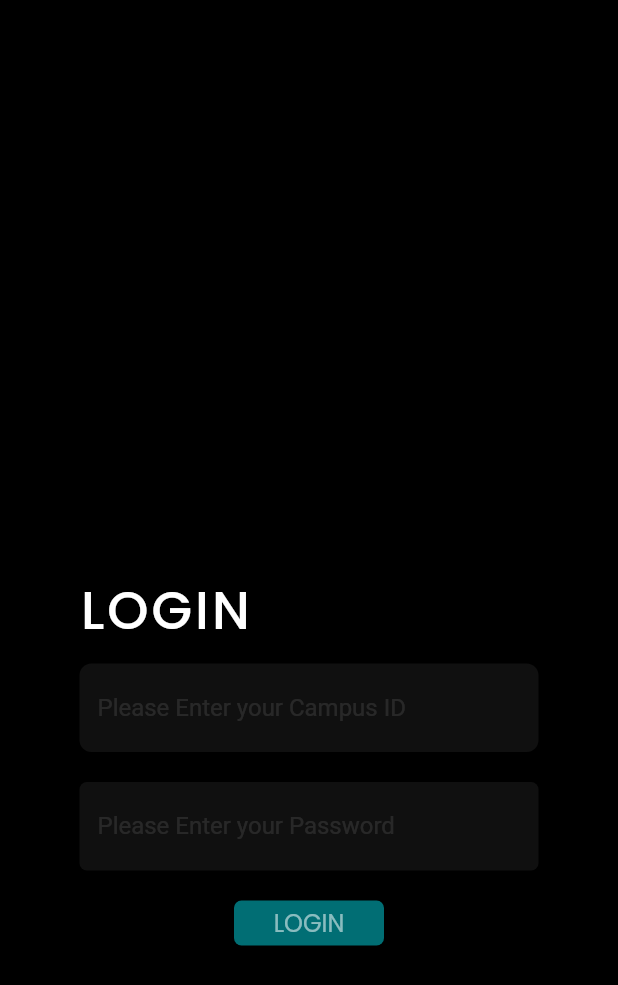
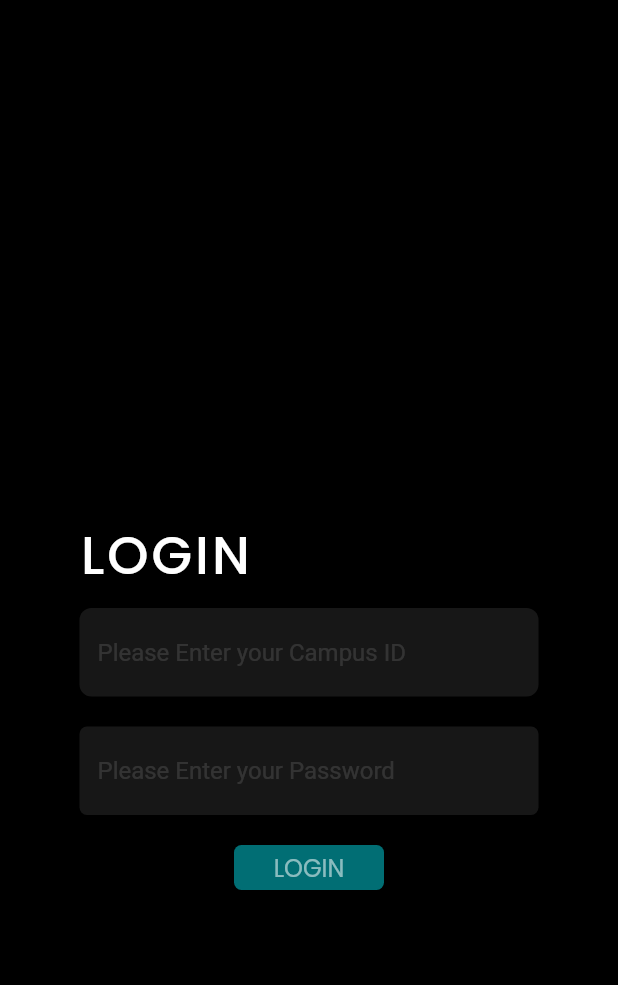
Before and after one commit to mentorappyiascm/yenedify, a Flutter app: the screen it shows after launch, on a phone screen of 412 x 824 dp. Shown: the top 985 px of the screen. Run offline on Flutter 3.47's test engine with Material 2 defaults, Android fonts, the phone set to English and light mode, and no system bars; our stand-ins replace firebase_auth, flutter_spinkit, fluttertoast, form_validator, google_fonts; accounts and stored records are empty.

```diff
--- a/lib/Screens/login.dart
+++ b/lib/Screens/login.dart
@@ -18,10 +18,10 @@ class Login extends StatefulWidget {
 }
 
 class _LoginState extends State<Login> {
-  final GlobalKey<FormState> _formKey = GlobalKey<FormState>();
-  final TextEditingController _EmailController = TextEditingController();
-  final TextEditingController _passwordController = TextEditingController();
-  final FirebaseAuth _firebaseAuth = FirebaseAuth.instance;
+  // final GlobalKey<FormState> _formKey = GlobalKey<FormState>();
+  // final TextEditingController _EmailController = TextEditingController();
+  // final TextEditingController _passwordController = TextEditingController();
+  // final FirebaseAuth _firebaseAuth = FirebaseAuth.instance;
 
   @override
 
@@ -40,28 +40,33 @@ class _LoginState extends State<Login> {
   Widget build(BuildContext context) {
     return SafeArea(
       child: Scaffold(
+          // resizeToAvoidBottomInset : false,
           backgroundColor: Colors.black,
           body: Column(
             children: [
               Expanded(
-                flex: 6,
+                flex: 5,
                 child:
                     //   Top part
                     Container(
                         // color: Colors.red,
                         ),
               ),
+
               Expanded(
                 flex: 6,
-                child: Container(
+                child:
+                    Container(
                   // Middle part
                   // color: Colors.blue,
                             child: Form(
-                    key: _formKey,
+                    // key: _formKey,
                             child: Padding(
                             padding: EdgeInsets.fromLTRB(53, 0, 53, 53),
+                              child: SingleChildScrollView(
+                              physics: NeverScrollableScrollPhysics(),
+                                child: Container(
                                   child: Column(
-                        // mainAxisAlignment: MainAxisAlignment.center,
                                   children: <Widget>[
                                       Align(
                                       alignment: Alignment.topLeft,
@@ -79,13 +84,21 @@ class _LoginState extends State<Login> {
                                             height: 9,
                                           ),
 
+                                    Column(
+                                      children: [
+                                        Column(
+                                        children: [
+
                                           TextFormField(
+                                            style: TextStyle(
+                                            color: Colors.white54,
+                                         ),
                                             keyboardType: TextInputType.number,
-                              controller: _EmailController,
+                                            // controller: _EmailController,
                                             cursorColor: Colors.blueGrey,
                                             decoration: InputDecoration(
                                             filled: true,
-                                fillColor: Color(0xFF101010),
+                                            fillColor: Color(0xFF171717),
                                             focusColor: Colors.white70,
                                             border: OutlineInputBorder(
                                             borderRadius: BorderRadius.circular(8),
@@ -94,25 +107,30 @@ class _LoginState extends State<Login> {
                                             // labelText: 'Campus ID',
                                             hintText: 'Please Enter your Campus ID',
                                             hintStyle: TextStyle(
-                                  color: Colors.white10,
+                                            color: Colors.white12,
                                           ),
                                         ),
                                             validator: (value) {
                                               if (value == null) {
-                                  return "Required";
-                                } else if (value.length > 5 ||
+                                                 return "Required";}
+                                              else if (value.length > 5 ||
                                                   value.length < 5) {
                                                  return "Campus ID must be 5 digits";
                                            } else
                                                  return null;
-                              }),
+                                            },
+                                          ),
+
                                           Padding(padding: EdgeInsets.all(10)),
                                             TextFormField(
-                              controller: _passwordController,
+                                              style: TextStyle(
+                                               color: Colors.white54,
+                                              ),
+                                           // controller: _passwordController,
                                               cursorColor: Colors.blueGrey,
                                               decoration: InputDecoration(
                                               filled: true,
-                                  fillColor: Color(0xFF101010),
+                                              fillColor: Color(0xFF171717),
                                              border: OutlineInputBorder(
                                               borderRadius: BorderRadius.circular(5),
                                                borderSide: BorderSide.none,
@@ -120,14 +138,17 @@ class _LoginState extends State<Login> {
                                               // labelText: 'Password',
                                                 hintText: 'Please Enter your Password',
                                                 hintStyle: TextStyle(
-                                    color: Colors.white10,
-                                  )),
+                                                color: Colors.white12,
+                                               ),
+                                              ),
                                               validator: (value) {
                                              if (value == null) {
                                                return "Required";
                                           } else
-                                  return null;
-                              }),
+                                              return null;},
+                                            ),
+                                         ]),
+
 
                                         SizedBox(
                                               height: 20,
@@ -135,37 +156,12 @@ class _LoginState extends State<Login> {
 
                                         kButton(
                                             label: "LOGIN",
-                            onpress: () => print("hit"),
-                          )
+                                            onpress: ()=> print("hit"),
+                                          ),
+                                        ]),
+
 
                                     // FADHIL defined code for reference
-
-                          // GestureDetector(
-                          //
-                          //   child:
-                          //   Container(
-                          //     alignment: Alignment.center,
-                          //
-                          //     height: 30,
-                          //     width: 100,
-                          //     decoration: BoxDecoration(
-                          //       color: Color(0xBA01979F),
-                          //       borderRadius: BorderRadius.circular(5),
-                          //     ),
-                          //     child:
-                          //     Text(
-                          //       'LOGIN',
-                          //       style: GoogleFonts.poppins(
-                          //         color: Colors.white54,
-                          //         fontSize: 16
-                          //       ),
-                          //     ),
-                          //
-                          //   ),
-                          //   onTap: () {
-                          //     print("hit");
-                          //   }
-                          //   ),
 
                               // async {
                               //   if (_formKey.currentState!.validate()) {
@@ -181,15 +177,20 @@ class _LoginState extends State<Login> {
                       ),
                     ),
                   ),
+                ),
+
+              ),
               Expanded(
                 flex: 1,
                 child: Container(
+
                     //bottom space
                     // color: Colors.green,
                     ),
               ),
-            ],
-          )),
+
+            ],)
+      ),
     );
   }
 
@@ -211,22 +212,22 @@ class _LoginState extends State<Login> {
   //   }
   // }
 
-  _signInWithEmailAndPassword() async {
-    try {
-      final user = (await _firebaseAuth.signInWithEmailAndPassword(
-          email: _EmailController.text.trim(),
-          password: _passwordController.text.trim()));
-      if (user != null) {
-        void setState() {
-          Fluttertoast.showToast(msg: "Signed In Sucessfully");
-          Navigator.pushReplacement(
-            context,
-            MaterialPageRoute(builder: (context) => HomePage()),
-          );
+  // _signInWithEmailAndPassword() async {
+  //   try {
+  //     final user = (await _firebaseAuth.signInWithEmailAndPassword(
+  //         email: _EmailController.text.trim(),
+  //         password: _passwordController.text.trim()));
+  //     if (user != null) {
+  //       void setState() {
+  //         Fluttertoast.showToast(msg: "Signed In Sucessfully");
+  //         Navigator.pushReplacement(
+  //           context,
+  //           MaterialPageRoute(builder: (context) => HomePage()),
+  //         );
+  //       }
+  //     }
+  //   } catch (e) {
+  //     Fluttertoast.showToast(msg: e.toString());
+  //   }
+  // }
 }
-      }
-    } catch (e) {
-      Fluttertoast.showToast(msg: e.toString());
-    }
-  }
-}
--- a/lib/Utilities/kConstants.dart
+++ b/lib/Utilities/kConstants.dart
@@ -24,8 +24,8 @@ class kButton extends StatelessWidget {
             style: GoogleFonts.poppins(color: Colors.white54, fontSize: 16),
           ),
         ),
-        onTap: () {
-          onpress;
-        });
+        onTap:
+          onpress,
+        );
   }
 }
```
Also changed, not shown: 4 other files. Lines whose indentation alone changed are shown as unchanged.
